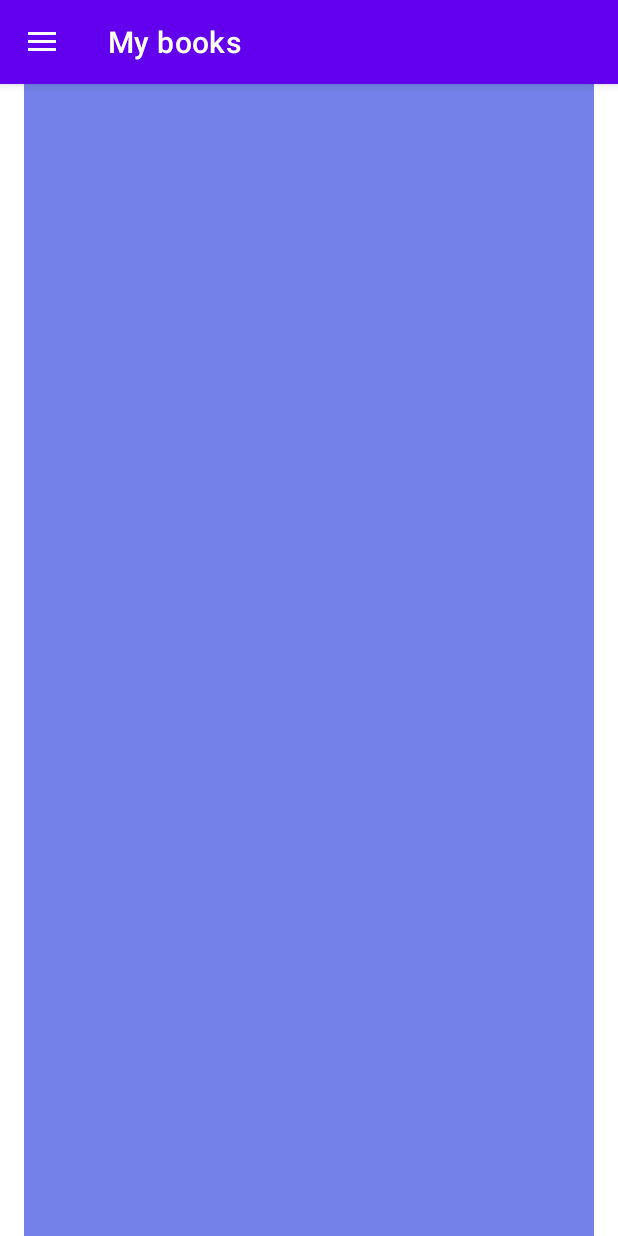
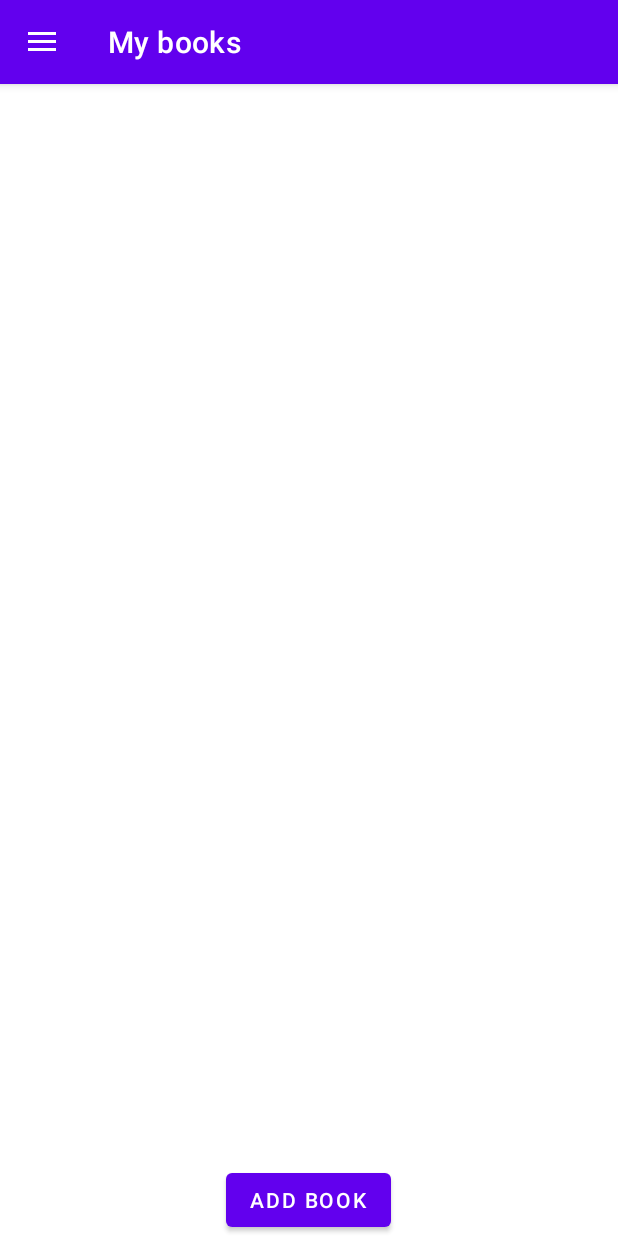
Before and after one commit to teodora-lungu/BookVibesApp, an Android app: the MainActivity screen opened directly, with no data from a screen before it, after a tap on "My books", on a phone screen of 412 x 824 dp. Run offline under Robolectric (Android 15) with nearby library versions, the phone set to English and light mode, and no system bars; our stand-ins replace Firebase (no records; nobody signed in at launch, a user with empty details on screens opened directly); Roboto replaces fonts that are not available here; 1 statement that could not run was skipped; 1 other tap on this screen came first.

Commit message:
Fragment My Books almost finished

```diff
--- a/app/src/main/java/com/example/bookvibes/MainActivity.kt
+++ b/app/src/main/java/com/example/bookvibes/MainActivity.kt
@@ -72,7 +72,7 @@ class MainActivity : AppCompatActivity() {
                 //R.id.nav_logout -> Toast.makeText(applicationContext, "Clicked Logout", Toast.LENGTH_SHORT).show()
                 R.id.nav_books_to_read -> Toast.makeText(applicationContext, "Clicked Books to read", Toast.LENGTH_SHORT).show()
                 R.id.nav_stopped_reading -> Toast.makeText(applicationContext, "Clicked Stopped reading", Toast.LENGTH_SHORT).show()
-                R.id.nav_my_books -> replaceFragment(MyBooksFragmentList(), it.title.toString())
+                R.id.nav_my_books -> replaceFragment(MyBooksFragment(), it.title.toString())
                 R.id.nav_logout -> logout(navView)
             }
             true
@@ -133,7 +133,8 @@ class MainActivity : AppCompatActivity() {
                             userNicknameLabel.text = nickname
                            // return nickname
                         } else {
-                           // userNicknameLabel.text = "Please add a nickname"
+                            userNicknameLabel.text = "Please add a nickname"
+                            Log.e(TAG, "Nickname is empaty")
                         }
                     }
                     override fun onCancelled(error: DatabaseError) {
--- a/app/src/main/java/com/example/bookvibes/MyBooksFragmentList.kt
+++ /dev/null
@@ -1,61 +0,0 @@
-package com.example.bookvibes
-
-import android.os.Bundle
-import android.view.LayoutInflater
-import android.view.View
-import android.view.ViewGroup
-import androidx.fragment.app.Fragment
-import androidx.recyclerview.widget.GridLayoutManager
-import androidx.recyclerview.widget.LinearLayoutManager
-import androidx.recyclerview.widget.RecyclerView
-import com.example.bookvibes.placeholder.PlaceholderContent
-
-/**
- * A fragment representing a list of Items.
- */
-class MyBooksFragmentList : Fragment() {
-
-    private var columnCount = 1
-
-    override fun onCreate(savedInstanceState: Bundle?) {
-        super.onCreate(savedInstanceState)
-
-        arguments?.let {
-            columnCount = it.getInt(ARG_COLUMN_COUNT)
-        }
-    }
-
-    override fun onCreateView(
-        inflater: LayoutInflater, container: ViewGroup?,
-        savedInstanceState: Bundle?
-    ): View? {
-        val view = inflater.inflate(R.layout.fragment_my_books_list_list, container, false)
-
-        // Set the adapter
-        if (view is RecyclerView) {
-            with(view) {
-                layoutManager = when {
-                    columnCount <= 1 -> LinearLayoutManager(context)
-                    else -> GridLayoutManager(context, columnCount)
-                }
-                adapter = MyItemRecyclerViewAdapter(PlaceholderContent.ITEMS)
-            }
-        }
-        return view
-    }
-
-    companion object {
-
-        // TODO: Customize parameter argument names
-        const val ARG_COLUMN_COUNT = "column-count"
-
-        // TODO: Customize parameter initialization
-        @JvmStatic
-        fun newInstance(columnCount: Int) =
-            MyBooksFragmentList().apply {
-                arguments = Bundle().apply {
-                    putInt(ARG_COLUMN_COUNT, columnCount)
-                }
-            }
-    }
-}
--- /dev/null
+++ b/app/src/main/res/layout/fragment_my_books.xml
@@ -0,0 +1,47 @@
+<?xml version="1.0" encoding="utf-8"?>
+<FrameLayout xmlns:android="http://schemas.android.com/apk/res/android"
+    xmlns:tools="http://schemas.android.com/tools"
+    android:layout_width="match_parent"
+    android:layout_height="match_parent"
+    tools:context=".MyBooksFragment">
+
+<!--    <View-->
+<!--        android:layout_width="match_parent"-->
+<!--        android:layout_height="0dp"-->
+<!--        android:layout_gravity="center"-->
+<!--        android:layout_weight="1"-->
+<!--        android:background="@android:color/transparent"/>-->
+
+    <androidx.recyclerview.widget.RecyclerView
+        android:id="@+id/recycler_view"
+        android:layout_width="match_parent"
+        android:layout_height="match_parent"
+        android:layout_gravity="top"
+        android:layout_marginBottom="50dp"
+        tools:listitem="@layout/book_list"
+        />
+
+<!--    <ImageView-->
+<!--        android:id="@+id/add_book_imageView"-->
+<!--        android:layout_width="100dp"-->
+<!--        android:layout_height="91dp"-->
+<!--        android:src="@drawable/booksmall"-->
+<!--        android:layout_marginTop="490dp"/>-->
+
+<!--    <ImageView-->
+<!--        android:id="@+id/add_book_imageView_doi"-->
+<!--        android:layout_width="100dp"-->
+<!--        android:layout_height="91dp"-->
+<!--        android:src="@drawable/librarydoi"-->
+<!--        android:layout_marginTop="490dp"-->
+<!--        android:layout_marginStart="300dp"/>-->
+
+    <Button
+        android:id="@+id/add_book_button"
+        android:layout_width="wrap_content"
+        android:layout_height="wrap_content"
+        android:layout_gravity="bottom|center_horizontal"
+        android:text="Add Book" />
+
+
+</FrameLayout>
--- a/app/src/main/res/layout/fragment_my_books_list_list.xml
+++ /dev/null
@@ -1,14 +0,0 @@
-<?xml version="1.0" encoding="utf-8"?>
-<androidx.recyclerview.widget.RecyclerView xmlns:android="http://schemas.android.com/apk/res/android"
-    xmlns:app="http://schemas.android.com/apk/res-auto"
-    xmlns:tools="http://schemas.android.com/tools"
-    android:id="@+id/list"
-    android:name="com.example.bookvibes.MyBooksFragmentList"
-    android:layout_width="match_parent"
-    android:layout_height="match_parent"
-    android:layout_marginLeft="16dp"
-    android:layout_marginRight="16dp"
-    app:layoutManager="LinearLayoutManager"
-    tools:context=".MyBooksFragmentList"
-    tools:listitem="@layout/fragment_my_books_list"
-    android:background="#7381E9" />
```
Also changed, not shown: app/src/main/java/com/example/bookvibes/Books.kt (added, +9 -0 lines), app/src/main/java/com/example/bookvibes/MyAdapter.kt (added, +40 -0 lines), app/src/main/java/com/example/bookvibes/MyBooksFragment.kt (added, +255 -0 lines), app/src/main/java/com/example/bookvibes/MyItemRecyclerViewAdapter.kt (deleted, +0 -48 lines), app/src/main/res/layout/book_list.xml (added, +100 -0 lines), app/src/main/res/layout/fragment_my_books_list.xml (deleted, +0 -31 lines), app/src/main/res/drawable-v24/library.jpg (added), app/src/main/res/drawable-v24/librarydoi.jpg (added).
